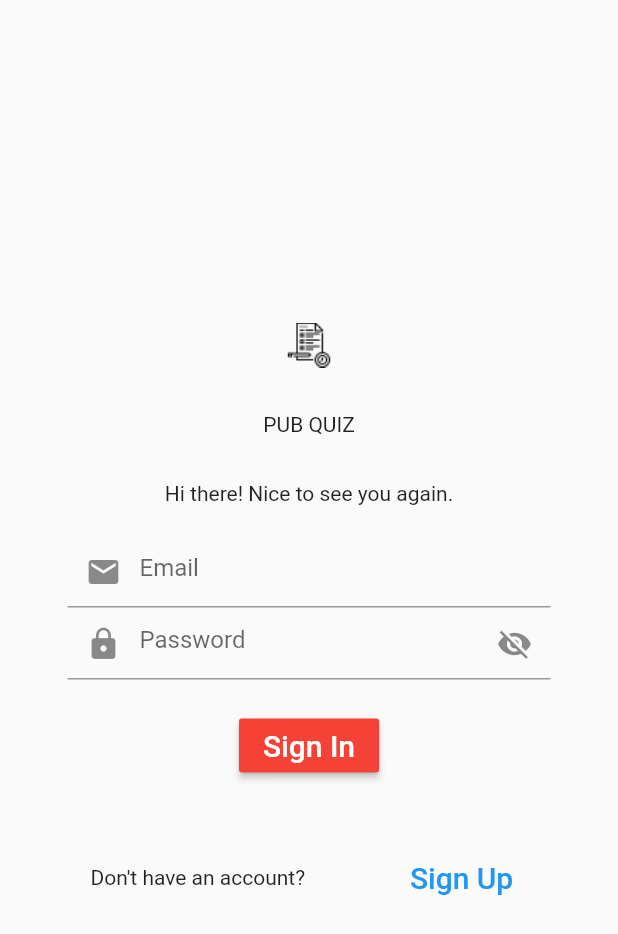
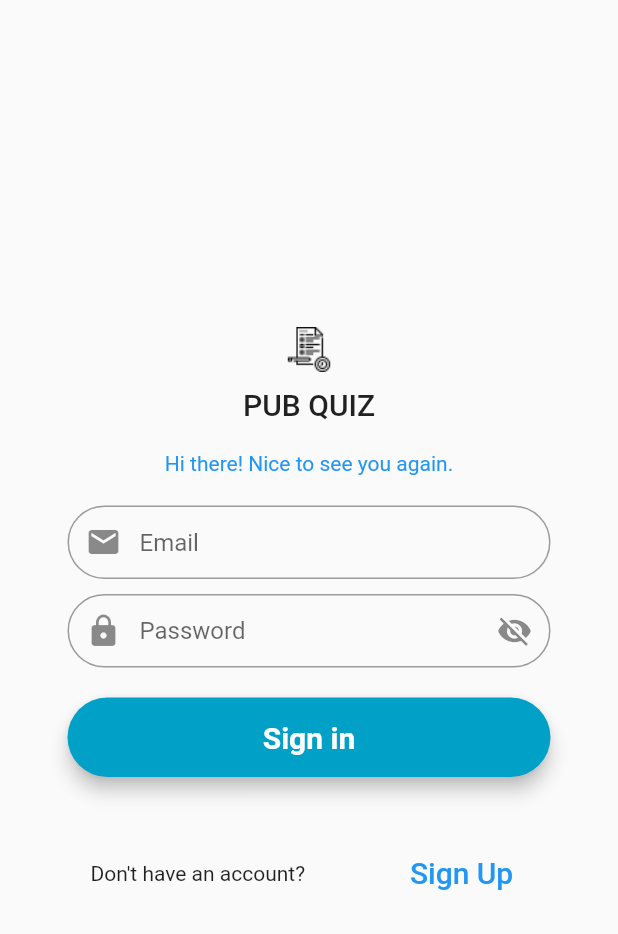
Before and after one commit to Sandip9021/pq-flutter-app, a Flutter app: the screen it shows after launch, on a phone screen of 412 x 824 dp. Shown: the top 934 px of the screen. Run offline on Flutter 3.47's test engine with Material 2 defaults, Android fonts, the phone set to English and light mode, and no system bars; our stand-ins replace get_it, progress_dialog; Roboto replaces fonts that are missing (Hind).

```diff
--- a/pbquiz_app/lib/business_logic/models/quiz.dart
+++ b/pbquiz_app/lib/business_logic/models/quiz.dart
@@ -44,15 +44,18 @@ class Question {
 class Option {
   String optionId;
   String optionText;
+  bool selected;
   Option({
     this.optionId,
     this.optionText,
+    this.selected,
   });
 
   factory Option.fromJson(Map<String, dynamic> parsedJson) {
     return Option(
       optionId: parsedJson['optionId'],
       optionText: parsedJson['optionText'],
+      selected: false,
     );
   }
 }
--- a/pbquiz_app/lib/main.dart
+++ b/pbquiz_app/lib/main.dart
@@ -16,7 +16,20 @@ class MyApp extends StatelessWidget {
     return MaterialApp(
       title: 'Pub Quiz',
       theme: ThemeData(
-        primarySwatch: Colors.blue,
+        // Define the default brightness and colors.
+        brightness: Brightness.light,
+        primaryColor: Colors.lightBlue[800],
+        accentColor: Colors.cyan[600],
+        // Define the default font family.
+        fontFamily: 'Roboto',
+        // Define the default TextTheme. Use this to specify the default
+        // text styling for headlines, titles, bodies of text, and more.
+        textTheme: TextTheme(
+          headline1: TextStyle(fontSize: 36.0, fontWeight: FontWeight.bold),
+          headline6: TextStyle(fontSize: 20.0, fontStyle: FontStyle.normal),
+          bodyText1: TextStyle(fontSize: 16.0, fontFamily: 'Hind'),
+          bodyText2: TextStyle(fontSize: 14.0, fontFamily: 'Hind'),
+        ),
       ),
       home: SignIn(),
     );
--- a/pbquiz_app/lib/ui/views/quiz_start_view.dart
+++ b/pbquiz_app/lib/ui/views/quiz_start_view.dart
@@ -25,6 +25,8 @@ class _State extends State<QuizStartView> {
             textSection,
             RaisedButton(
               child: Text("Start"),
+              color: Theme.of(context).primaryColor,
+              textColor: Colors.white,
               onPressed: () {
                 Navigator.push(context,
                     MaterialPageRoute(builder: (context) => QuestionView()));
@@ -46,6 +48,10 @@ class _State extends State<QuizStartView> {
       'lake, which warms to 20 degrees Celsius in the summer. Activities '
       'enjoyed here include rowing, and riding the summer toboggan run.',
       softWrap: true,
+      style: TextStyle(
+        fontFamily: 'Roboto',
+        fontSize: 20.0,
+      ),
     ),
   );
 }
--- a/pbquiz_app/lib/ui/views/signin_view.dart
+++ b/pbquiz_app/lib/ui/views/signin_view.dart
@@ -3,6 +3,7 @@ import 'package:pbquiz_app/business_logic/view_models/signin_viewmodel.dart';
 import 'package:pbquiz_app/services/service_locator.dart';
 import 'package:pbquiz_app/ui/views/home_view.dart';
 import 'package:pbquiz_app/ui/views/signup_view.dart';
+import 'package:pbquiz_app/ui/widgets/app_title.dart';
 import 'package:progress_dialog/progress_dialog.dart';
 
 class SignIn extends StatefulWidget {
@@ -13,10 +14,11 @@ class SignIn extends StatefulWidget {
 class _SignInState extends State<SignIn> {
   SignInViewModel model = serviceLocator<SignInViewModel>();
   final _formKey = GlobalKey<FormState>();
+  TextStyle style =
+      TextStyle(fontFamily: 'Roboto', fontSize: 20.0, color: Colors.blue[600]);
+  ProgressDialog pr;
+  bool _isHidden = true;
 
-  ProgressDialog pr;
-  String email, password;
-  bool _isHidden = true;
   void _toggleVisibility() {
     setState(() {
       _isHidden = !_isHidden;
@@ -36,17 +38,12 @@ class _SignInState extends State<SignIn> {
                 crossAxisAlignment: CrossAxisAlignment.center,
                 mainAxisAlignment: MainAxisAlignment.center,
                 children: <Widget>[
-                  Center(
-                    child: Image.asset("assets/quiz_icon_small.png",
-                        height: 30, width: 30, alignment: Alignment.center),
+                  AppTitle(),
+                  Text(
+                    "Hi there! Nice to see you again.",
+                    textAlign: TextAlign.center,
+                    style: style.copyWith(color: Colors.blue, fontSize: 14.0),
                   ),
-                  SizedBox(height: 30),
-                  Text(
-                    "PUB QUIZ",
-                  ),
-                  SizedBox(height: 30),
-                  Text("Hi there! Nice to see you again.",
-                      textAlign: TextAlign.center),
                   signInForm(),
                   SizedBox(height: 20),
                   signUpOption(),
@@ -58,6 +55,37 @@ class _SignInState extends State<SignIn> {
   }
 
   Widget signInForm() {
+    final loginButon = Material(
+      elevation: 5.0,
+      borderRadius: BorderRadius.circular(30.0),
+      color: Color(0xff01A0C7),
+      child: MaterialButton(
+        minWidth: MediaQuery.of(context).size.width,
+        padding: EdgeInsets.fromLTRB(20.0, 15.0, 20.0, 15.0),
+        onPressed: () async {
+          // Validate returns true if the form is valid, otherwise false.
+          if (_formKey.currentState.validate()) {
+            _formKey.currentState.save();
+            pr.show();
+            var signInSuccess = await model.signIn();
+            pr.hide().then(
+              (value) {
+                if (signInSuccess) {
+                  Navigator.push(context,
+                      MaterialPageRoute(builder: (context) => HomeView()));
+                } else {
+                  cantSignInDialog(context);
+                }
+              },
+            );
+          }
+        },
+        child: Text("Sign in",
+            textAlign: TextAlign.center,
+            style: style.copyWith(
+                color: Colors.white, fontWeight: FontWeight.bold)),
+      ),
+    );
     return Form(
       key: _formKey,
       child: Container(
@@ -69,13 +97,18 @@ class _SignInState extends State<SignIn> {
               decoration: InputDecoration(
                 hintText: "Email",
                 prefixIcon: Icon(Icons.email),
+                contentPadding: EdgeInsets.fromLTRB(20.0, 15.0, 20.0, 15.0),
+                border: OutlineInputBorder(
+                    borderRadius: BorderRadius.circular(32.0)),
               ),
-              onSaved: (val) => email = val,
+              onSaved: (val) => model.setEmail(val),
             ),
+            SizedBox(height: 10),
             TextFormField(
               obscureText: _isHidden,
               validator: (val) => val.isEmpty ? "Enter password" : null,
               decoration: InputDecoration(
+                contentPadding: EdgeInsets.fromLTRB(20.0, 15.0, 20.0, 15.0),
                 hintText: "Password",
                 prefixIcon: Icon(Icons.lock),
                 suffixIcon: IconButton(
@@ -83,31 +116,13 @@ class _SignInState extends State<SignIn> {
                         ? Icon(Icons.visibility_off)
                         : Icon(Icons.visibility),
                     onPressed: _toggleVisibility),
+                border: OutlineInputBorder(
+                    borderRadius: BorderRadius.circular(32.0)),
               ),
-              onSaved: (val) => password = val,
+              onSaved: (val) => model.setPassword(val),
             ),
             SizedBox(height: 20),
-            RaisedButton(
-              color: Colors.red,
-              textColor: Colors.white,
-              onPressed: () async {
-                // Validate returns true if the form is valid, otherwise false.
-                if (_formKey.currentState.validate()) {
-                  _formKey.currentState.save();
-                  pr.show();
-                  var signInSuccess = await model.signIn(email, password);
-                  pr.hide().then((value) {
-                    if (signInSuccess) {
-                      Navigator.push(context,
-                          MaterialPageRoute(builder: (context) => HomeView()));
-                    } else {
-                      cantSignInDialog(context);
-                    }
-                  });
-                }
-              },
-              child: const Text('Sign In', style: TextStyle(fontSize: 20)),
-            ),
+            loginButon,
           ],
         ),
       ),
@@ -122,7 +137,6 @@ class _SignInState extends State<SignIn> {
       children: <Widget>[
         Text("Don't have an account?"),
         FlatButton(
-          //color: Colors.blue,
           textColor: Colors.blue,
           disabledColor: Colors.grey,
           disabledTextColor: Colors.black,
--- /dev/null
+++ b/pbquiz_app/lib/ui/widgets/app_title.dart
@@ -0,0 +1,24 @@
+import 'package:flutter/material.dart';
+
+class AppTitle extends StatelessWidget {
+  @override
+  Widget build(BuildContext context) {
+    return Container(
+      child: Column(
+          crossAxisAlignment: CrossAxisAlignment.center,
+          mainAxisAlignment: MainAxisAlignment.center,
+          children: <Widget>[
+            Center(
+              child: Image.asset("assets/quiz_icon_small.png",
+                  height: 30, width: 30, alignment: Alignment.center),
+            ),
+            SizedBox(height: 10),
+            Text(
+              "PUB QUIZ",
+              style: Theme.of(context).textTheme.headline6,
+            ),
+            SizedBox(height: 20),
+          ]),
+    );
+  }
+}
--- a/pbquiz_app/pubspec.yaml
+++ b/pbquiz_app/pubspec.yaml
@@ -25,6 +25,7 @@ dependencies:
   provider: ^4.1.0
   get_it: ^4.0.2
   progress_dialog: ^1.2.2
+  http: ^0.12.1
 
 dev_dependencies:
   flutter_test:
```
Also changed, not shown: pbquiz_app/lib/business_logic/view_models/quiz_viewmodel.dart (+58 -17 lines), pbquiz_app/lib/business_logic/view_models/signin_viewmodel.dart (+16 -2 lines), pbquiz_app/lib/business_logic/view_models/signup_viewmodel.dart (+21 -2 lines), pbquiz_app/lib/services/webapi_service.dart (+20 -3 lines), pbquiz_app/lib/ui/views/home_view.dart (+15 -4 lines), pbquiz_app/lib/ui/views/question_view.dart (+96 -22 lines), pbquiz_app/lib/ui/views/quiz_result_view.dart (+7 -1 lines), pbquiz_app/lib/ui/views/signup_view.dart (+55 -34 lines), 3 other files.
